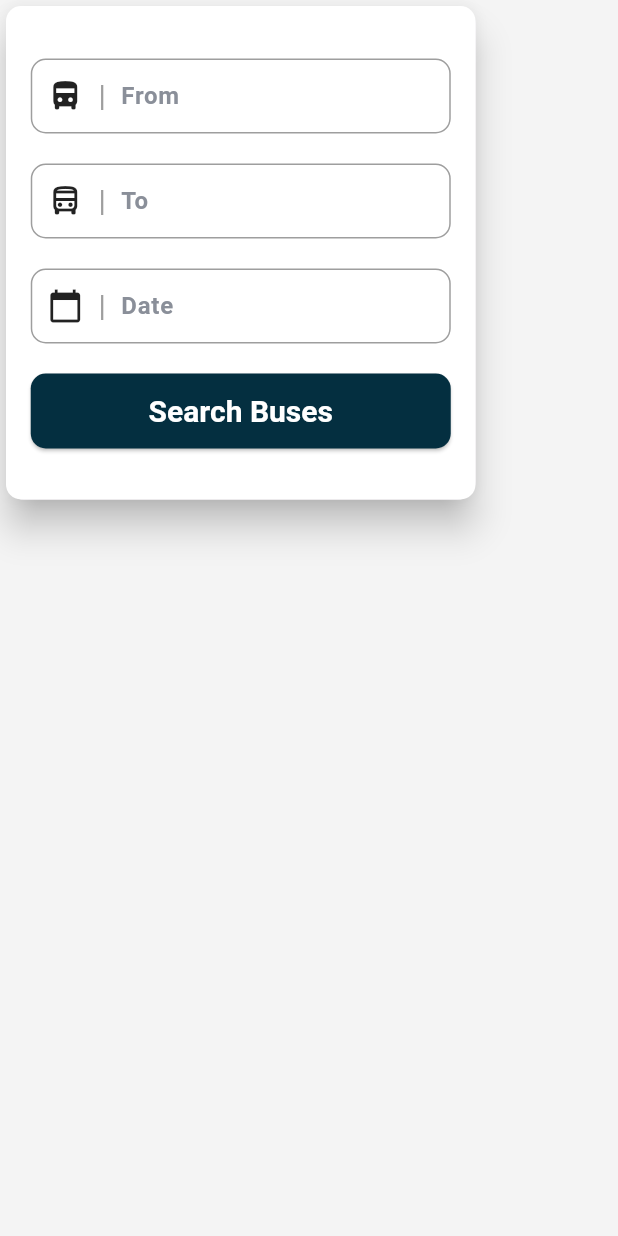
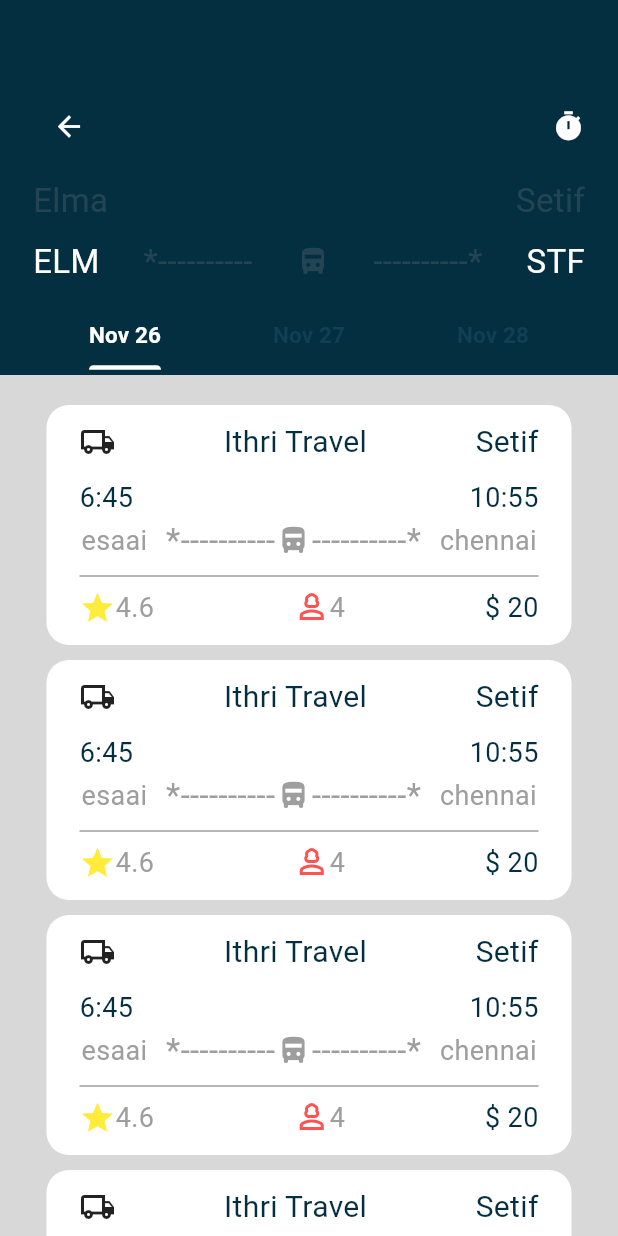
Before and after one commit to yas2003ser/bus_booking, a Flutter app: the SearchCard widget shown alone on an empty page, opened directly, after a tap on "Search Buses", on a phone screen of 412 x 824 dp. Run offline on Flutter 3.47's test engine with Material 3 defaults, Android fonts, the light colour scheme and no system bars; our stand-ins replace another_flutter_splash_screen, dot_navigation_bar, dotted_border, expansion_tile_card, flutter_riverpod.

Commit message:
finish payment and booking search screen

```diff
--- a/lib/config/theme/theme.dart
+++ b/lib/config/theme/theme.dart
@@ -6,8 +6,8 @@ import "package:flutter/material.dart";
 ThemeData lightTheme() {
   return ThemeData(
     useMaterial3: true,
-    primaryColor: AppColors.kBlackColor,
-    scaffoldBackgroundColor: AppColors.bgColor,
+    primaryColor: const Color(0xff042F40),
+    scaffoldBackgroundColor: const Color(0xffD8D8D8),
     textTheme: const TextTheme(
       titleLarge: TextStyle(
         fontSize: 32,
--- /dev/null
+++ b/lib/screens/bookingScreens/booking_search.dart
@@ -0,0 +1,110 @@
+import 'package:bus_booking/widgets/ticket_bus.dart';
+import 'package:flutter/material.dart';
+
+class BookingSearch extends StatelessWidget {
+  const BookingSearch({super.key});
+
+  @override
+  Widget build(BuildContext context) {
+    return Scaffold(
+      body: SingleChildScrollView(
+        child: Column(
+          children: [
+            Container(
+              height: 250,
+              color: const Color(0xff042F40),
+              child: Padding(
+                padding: const EdgeInsets.symmetric(horizontal: 22),
+                child: Column(
+                  children: [
+                    const SizedBox(height: 60),
+                    Row(
+                      mainAxisAlignment: MainAxisAlignment.spaceBetween,
+                      children: [
+                        BackButton(
+                          color: Colors.white,
+                          style: ButtonStyle(
+                            iconSize: MaterialStateProperty.all(22),
+                          ),
+                        ),
+                        const Icon(Icons.timer, color: Colors.white, size: 22)
+                      ],
+                    ),
+                    const SizedBox(height: 10),
+                    Row(
+                      mainAxisAlignment: MainAxisAlignment.spaceBetween,
+                      children: [
+                        Text("Elma",
+                            style: TextStyle(
+                                color: Colors.grey.withOpacity(0.2),
+                                fontSize: 22)),
+                        Text("Setif",
+                            style: TextStyle(
+                                color: Colors.grey.withOpacity(0.2),
+                                fontSize: 22)),
+                      ],
+                    ),
+                    const SizedBox(height: 10),
+                    Row(
+                      mainAxisAlignment: MainAxisAlignment.spaceBetween,
+                      children: [
+                        const Text('ELM',
+                            style:
+                                TextStyle(color: Colors.white, fontSize: 22)),
+                        Text("*----------",
+                            style: TextStyle(
+                                color: Colors.grey.withOpacity(0.2),
+                                fontSize: 22)),
+                        Icon(Icons.directions_bus_filled,
+                            color: Colors.grey.withOpacity(0.2), size: 22),
+                        Text("----------*",
+                            style: TextStyle(
+                                color: Colors.grey.withOpacity(0.2),
+                                fontSize: 22)),
+                        const Text('STF',
+                            style:
+                                TextStyle(color: Colors.white, fontSize: 22)),
+                      ],
+                    ),
+                    const SizedBox(height: 10),
+                    const DefaultTabController(
+                      length: 3, // Number of dates
+                      child: TabBar(
+                        indicatorColor: Colors.white,
+                        labelColor: Colors.white,
+                        dividerColor: Colors.transparent,
+                        indicatorWeight: 0.5,
+                        labelStyle: TextStyle(
+                          fontSize: 15,
+                          fontWeight: FontWeight.bold,
+                        ),
+                        unselectedLabelColor: Color.fromARGB(255, 15, 64, 83),
+                        tabs: [
+                          Tab(
+                            text: 'Nov 26',
+                          ),
+                          Tab(text: 'Nov 27'),
+                          Tab(text: 'Nov 28'),
+                        ],
+                      ),
+                    ),
+                  ],
+                ),
+              ),
+            ),
+            const SizedBox(
+              height: 20,
+            ),
+            for (int i = 0; i < 4; i++)
+              const Column(
+                children: [
+                  TicketBus(),
+                  SizedBox(height: 10),
+                ],
+              ),
+          ],
+        ),
+      ),
+    );
+  }
+}
--- a/lib/widgets/search_card.dart
+++ b/lib/widgets/search_card.dart
@@ -1,3 +1,4 @@
+import 'package:bus_booking/screens/bookingScreens/booking_search.dart';
 import 'package:bus_booking/widgets/field_search.dart';
 import 'package:flutter/material.dart';
 
@@ -6,7 +7,7 @@ class SearchCard extends StatelessWidget {
 
   @override
   Widget build(BuildContext context) {
-    return  Card(
+    return Card(
       elevation: 10,
       child: Container(
         decoration: BoxDecoration(
@@ -43,7 +44,12 @@ class SearchCard extends StatelessWidget {
                     borderRadius: BorderRadius.circular(10),
                   ),
                 ),
-                    onPressed: () {},
+                onPressed: () {
+                  Navigator.push(
+                      context,
+                      MaterialPageRoute(
+                          builder: (context) => const BookingSearch()));
+                },
                 child: const Text(
                   "Search Buses",
                   style: TextStyle(fontSize: 20, color: Colors.white),
--- /dev/null
+++ b/lib/widgets/ticket_bus.dart
@@ -0,0 +1,99 @@
+import 'package:bus_booking/screens/paymentScreens/payment_screen.dart';
+import 'package:flutter/material.dart';
+
+class TicketBus extends StatelessWidget {
+  const TicketBus({super.key});
+
+  @override
+  Widget build(BuildContext context) {
+    return InkWell(
+      onTap: () {
+        Navigator.push(context,
+            MaterialPageRoute(builder: (context) => const PaymentScreen()));
+      },
+      child: Container(
+        width: 350,
+        height: 160,
+        decoration: BoxDecoration(
+          color: Colors.white,
+          borderRadius: BorderRadius.circular(15),
+        ),
+        child: const Padding(
+          padding: EdgeInsets.symmetric(horizontal: 22, vertical: 10),
+          child: Column(
+            children: [
+              Row(
+                mainAxisAlignment: MainAxisAlignment.spaceBetween,
+                children: [
+                  Icon(Icons.local_shipping_outlined),
+                  Text('Ithri Travel',
+                      style: TextStyle(fontSize: 20, color: Color(0xff042F40))),
+                  Text('Setif',
+                      style: TextStyle(fontSize: 20, color: Color(0xff042F40))),
+                ],
+              ),
+              SizedBox(height: 10),
+              Column(
+                children: [
+                  Row(
+                    mainAxisAlignment: MainAxisAlignment.spaceBetween,
+                    children: [
+                      Text("6:45",
+                          style: TextStyle(
+                              color: Color(0xff042F40), fontSize: 18)),
+                      Text("10:55",
+                          style: TextStyle(
+                              color: Color(0xff042F40), fontSize: 18)),
+                    ],
+                  ),
+                  Row(
+                    mainAxisAlignment: MainAxisAlignment.spaceEvenly,
+                    children: [
+                      Text('esaai',
+                          style: TextStyle(color: Colors.grey, fontSize: 18)),
+                      SizedBox(width: 10),
+                      Text("*----------",
+                          style: TextStyle(color: Colors.grey, fontSize: 22)),
+                      Icon(Icons.directions_bus_filled,
+                          color: Colors.grey, size: 22),
+                      Text("----------*",
+                          style: TextStyle(color: Colors.grey, fontSize: 22)),
+                      SizedBox(width: 10),
+                      Text('chennai',
+                          style: TextStyle(color: Colors.grey, fontSize: 18)),
+                    ],
+                  ),
+                ],
+              ),
+              Divider(
+                color: Colors.grey,
+                thickness: 1,
+              ),
+              Row(
+                mainAxisAlignment: MainAxisAlignment.spaceBetween,
+                children: [
+                  Row(
+                    children: [
+                      Icon(Icons.star, color: Colors.yellow),
+                      Text('4.6',
+                          style: TextStyle(color: Colors.grey, fontSize: 18)),
+                    ],
+                  ),
+                  Row(
+                    children: [
+                      Icon(Icons.person_3_outlined, color: Colors.redAccent),
+                      Text('4',
+                          style: TextStyle(color: Colors.grey, fontSize: 18)),
+                    ],
+                  ),
+                  Text("\$ 20",
+                      style: TextStyle(color: Color(0xff042F40), fontSize: 18)),
+                ],
+              ),
+            ],
+          ),
+        ),
+      ),
+    );
+  }
+}
--- a/pubspec.yaml
+++ b/pubspec.yaml
@@ -29,6 +29,7 @@ environment:
 # versions available, run `flutter pub outdated`.
 dependencies:
   another_flutter_splash_screen: ^1.2.0
+  credit_card_form: ^0.0.7
   cupertino_icons: ^1.0.6
   dot_navigation_bar: ^1.0.2
   dotted_border: ^2.1.0
```
Also changed, not shown: lib/screens/bookingScreens/passenger_details.dart (added, +10 -0 lines), lib/screens/paymentScreens/payment_screen.dart (added, +194 -0 lines), lib/screens/profileScreens/feedback_screen.dart (+22 -16 lines), lib/screens/paymentScreens/payment_status.dart (added), pubspec.lock. Lines whose indentation alone changed are shown as unchanged.
